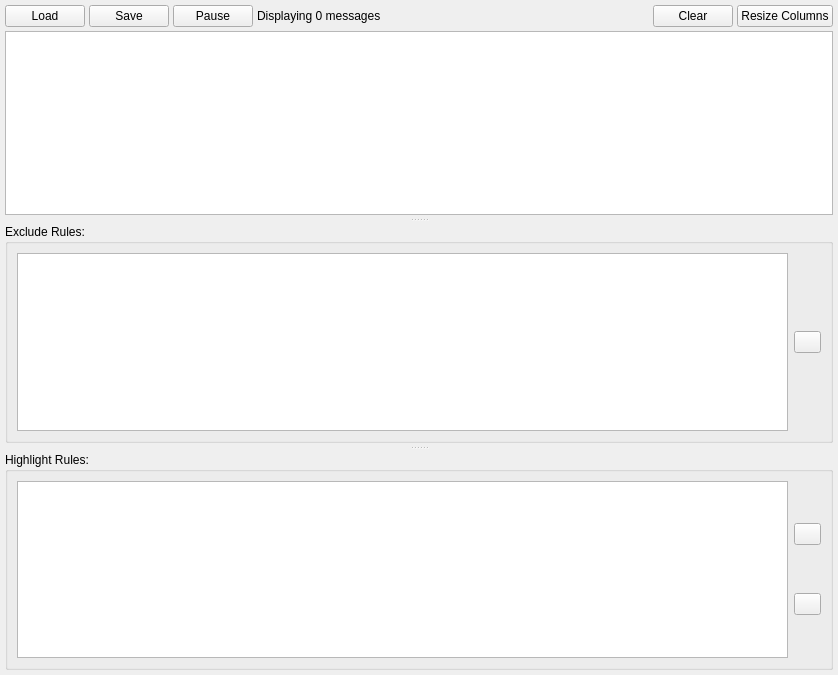
smd-ros-rpm-release/rqt_common_plugins-release, file rqt_console/resource/console_widget.ui: the form before one commit.
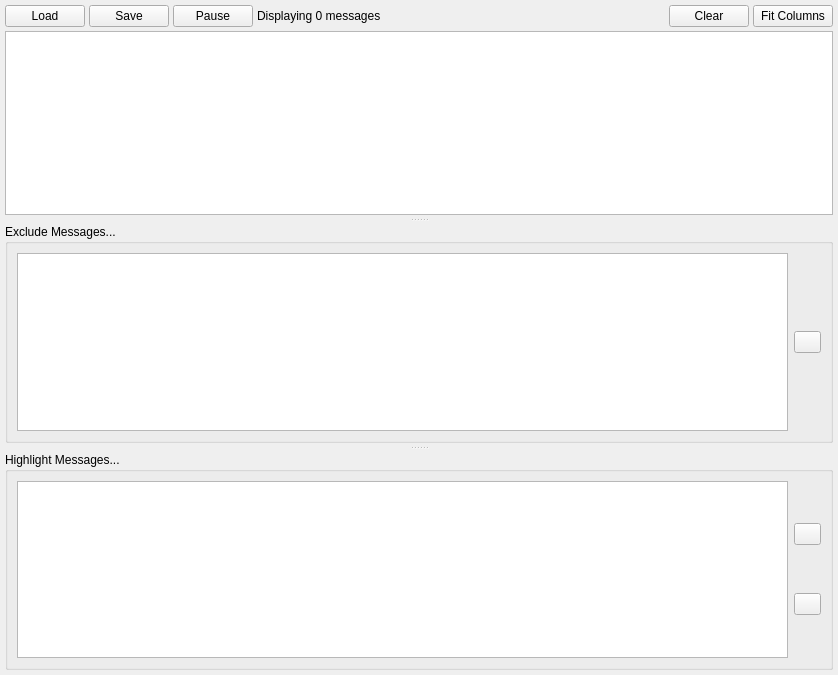
The form after the commit. Custom widgets are drawn as their Qt base class.

The edit to the form file:
```diff
--- a/rqt_console/resource/console_widget.ui
+++ b/rqt_console/resource/console_widget.ui
@@ -91,7 +91,7 @@
         <string>Resizes message table columns to fit their contents exactly</string>
        </property>
        <property name="text">
-        <string>Resize Columns</string>
+        <string>Fit Columns</string>
        </property>
       </widget>
      </item>
@@ -148,7 +148,7 @@
           <string>Messages matching ANY of these rules will NOT be displayed</string>
          </property>
          <property name="title">
-          <string>Exclude Rules:</string>
+          <string>Exclude Messages...</string>
          </property>
          <layout class="QHBoxLayout" name="horizontalLayout_2">
           <item>
@@ -197,7 +197,7 @@
           <string>Message matching ANY of these rules will be highlighted</string>
          </property>
          <property name="title">
-          <string>Highlight Rules:</string>
+          <string>Highlight Messages...</string>
          </property>
          <layout class="QHBoxLayout" name="horizontalLayout_3">
           <item>
```
Left out of the diff: 36 changed lines with no effect on the pictures.
